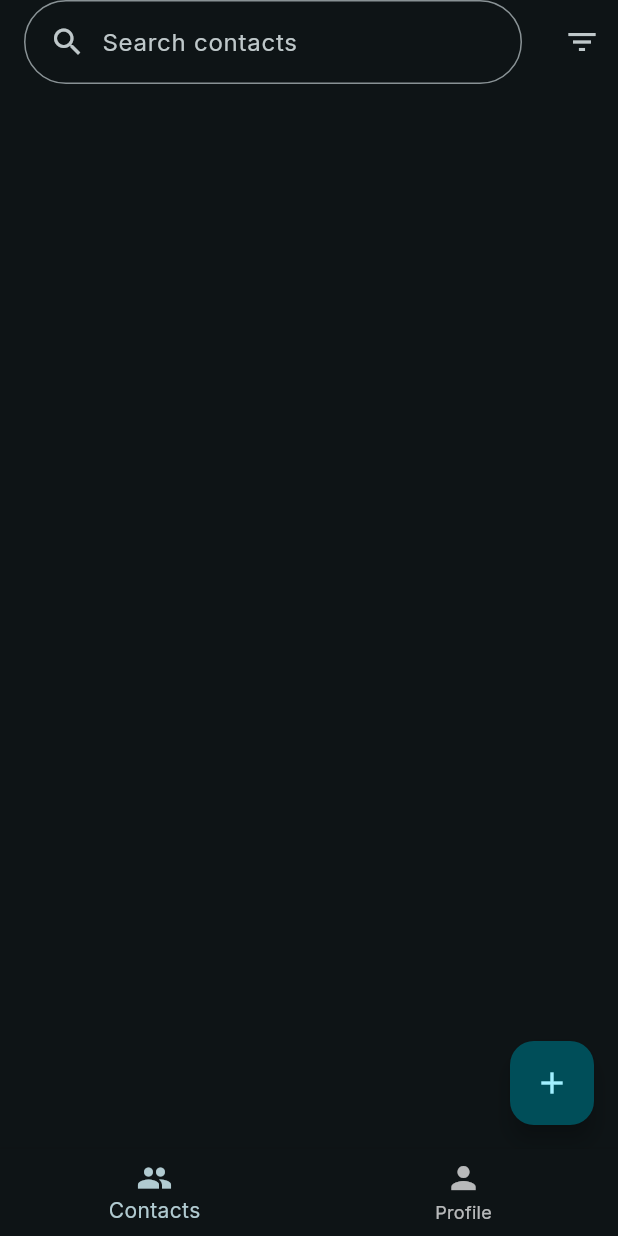
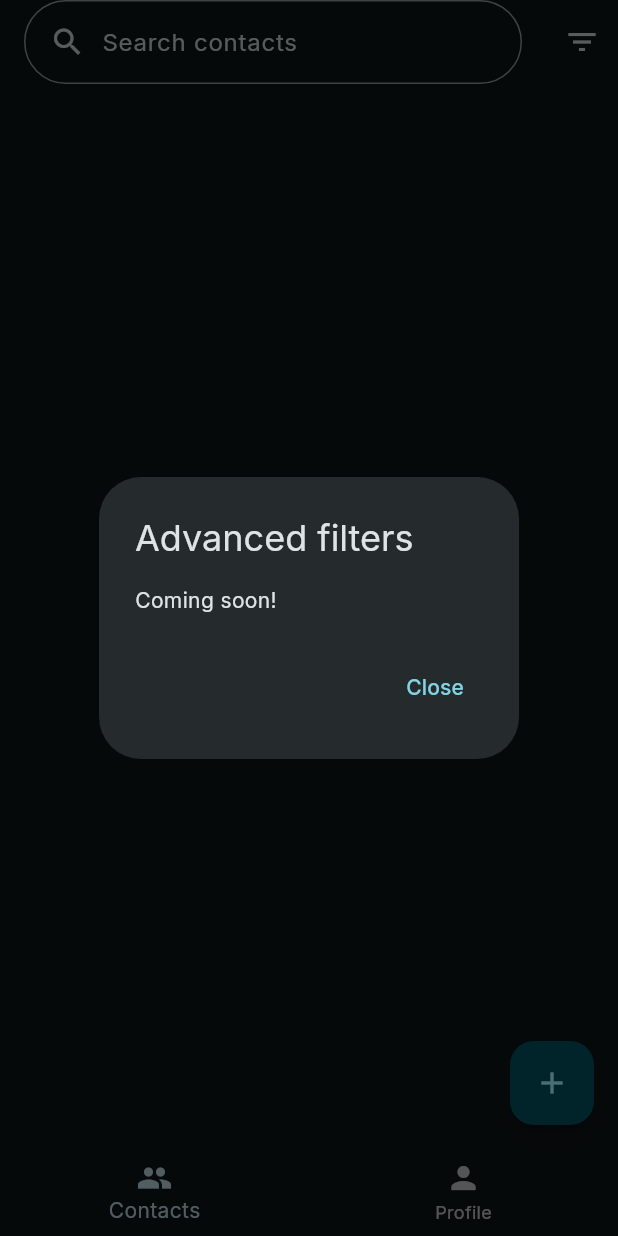
Before and after one commit to gautambhetanabhotla/contacts, a Flutter app: the screen it shows after launch, after a tap on the "filter list" icon, on a phone screen of 412 x 824 dp. Run offline on Flutter 3.47's test engine with Material 3 defaults, Android fonts, the phone set to English and light mode, and no system bars; our stand-ins replace cloud_firestore, firebase_auth, firebase_core, flutter_contacts, hive, hive_flutter and 2 more; accounts and stored records are empty.

Commit message:
Small filter dialog

```diff
--- a/lib/pages/contacts_page.dart
+++ b/lib/pages/contacts_page.dart
@@ -69,7 +69,19 @@ class _ContactsPageState extends State<ContactsPage> {
               IconButton(
                 icon: const Icon(Icons.filter_list),
                 onPressed: () {
-                  // Filter functionality
+                  showDialog(
+                    context: context,
+                    builder: (context) => AlertDialog(
+                      title: const Text('Advanced filters'),
+                      content: const Text('Coming soon!'),
+                      actions: [
+                        TextButton(
+                          onPressed: () => Navigator.of(context).pop(),
+                          child: const Text('Close'),
+                        ),
+                      ],
+                    ),
+                  );
                 },
               ),
             ],
```
